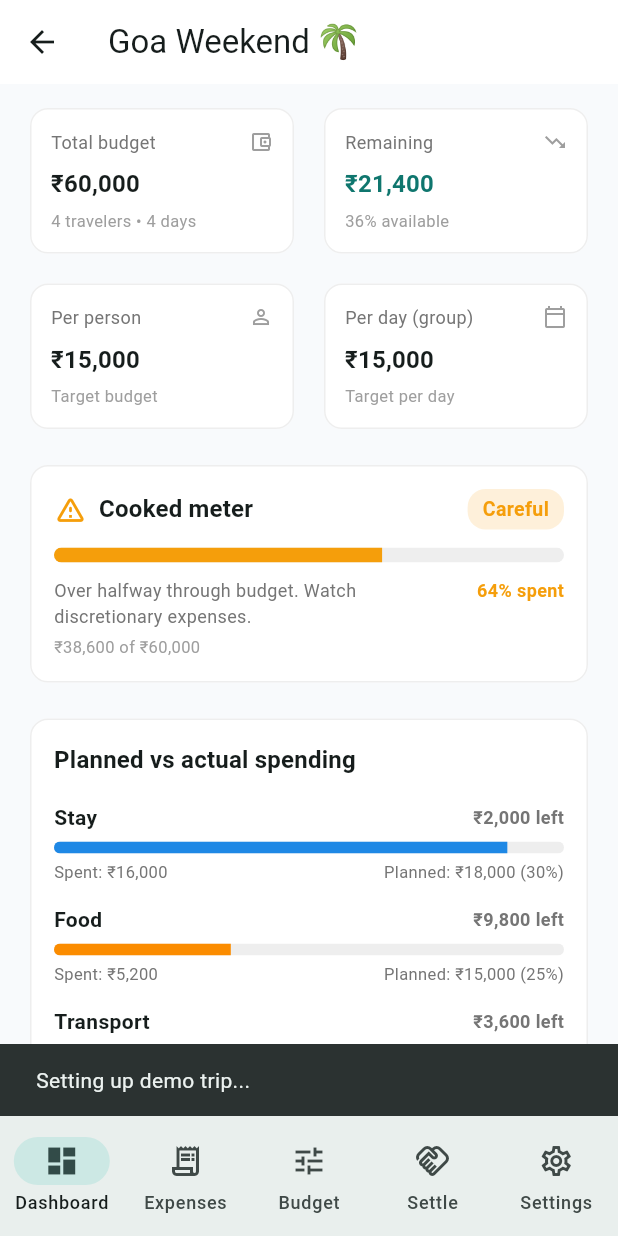
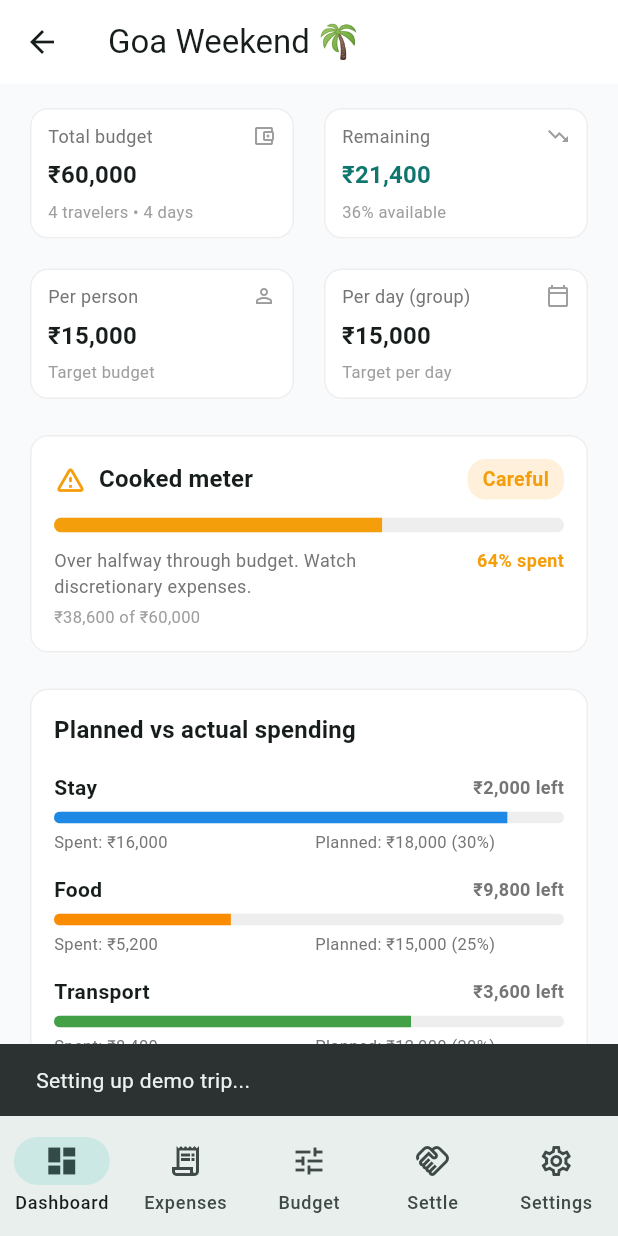
Before and after one commit to Supratik24/YeeTrip, a Flutter app: the screen it shows after launch, after a tap on "Explore with demo trip", on a phone screen of 412 x 824 dp. Run offline on Flutter 3.47's test engine with Material 3 defaults, Android fonts, the light colour scheme and no system bars; our stand-ins replace csv, drift, fl_chart, flutter_riverpod, go_router, share_plus; accounts and stored records are empty; generated files the repository leaves out were written again.

Commit message:
fix(layout): resolve 6.8px RenderFlex overflow and add multi-screen layout regression tests

```diff
--- a/lib/features/budget/presentation/screens/budget_sliders_screen.dart
+++ b/lib/features/budget/presentation/screens/budget_sliders_screen.dart
@@ -332,6 +332,7 @@ class _StatItem extends StatelessWidget {
   @override
   Widget build(BuildContext context) {
     return Column(
+      mainAxisSize: MainAxisSize.min,
       crossAxisAlignment: alignment,
       children: [
         Text(
--- a/lib/features/dashboard/presentation/widgets/cooked_meter.dart
+++ b/lib/features/dashboard/presentation/widgets/cooked_meter.dart
@@ -93,23 +93,31 @@ class CookedMeterWidget extends StatelessWidget {
       child: Padding(
         padding: const EdgeInsets.all(16),
         child: Column(
+          mainAxisSize: MainAxisSize.min,
           crossAxisAlignment: CrossAxisAlignment.start,
           children: [
             Row(
               mainAxisAlignment: MainAxisAlignment.spaceBetween,
               children: [
-                Row(
+                Expanded(
+                  child: Row(
                     children: [
                       Icon(icon, color: color, size: 22),
                       const SizedBox(width: 8),
-                    Text(
+                      Expanded(
+                        child: Text(
                           'Cooked meter',
+                          maxLines: 1,
+                          overflow: TextOverflow.ellipsis,
                           style: theme.textTheme.titleMedium?.copyWith(
                             fontWeight: FontWeight.bold,
                           ),
                         ),
+                      ),
                     ],
                   ),
+                ),
+                const SizedBox(width: 8),
                 Container(
                   padding: const EdgeInsets.symmetric(
                     horizontal: 10,
--- a/lib/features/dashboard/presentation/widgets/metric_cards.dart
+++ b/lib/features/dashboard/presentation/widgets/metric_cards.dart
@@ -95,29 +95,36 @@ class _MetricCard extends StatelessWidget {
 
     return Card(
       child: Padding(
-        padding: const EdgeInsets.all(14),
+        padding: const EdgeInsets.symmetric(horizontal: 12, vertical: 10),
         child: Column(
+          mainAxisSize: MainAxisSize.min,
           crossAxisAlignment: CrossAxisAlignment.start,
           children: [
             Row(
               mainAxisAlignment: MainAxisAlignment.spaceBetween,
               children: [
-                Text(
+                Expanded(
+                  child: Text(
                     title,
+                    maxLines: 1,
+                    overflow: TextOverflow.ellipsis,
                     style: TextStyle(
                       fontSize: 12,
                       color: Colors.grey.shade600,
                     ),
                   ),
+                ),
+                const SizedBox(width: 4),
                 Icon(icon, size: 16, color: Colors.grey.shade500),
               ],
             ),
-            const SizedBox(height: 8),
+            const SizedBox(height: 6),
             FittedBox(
               fit: BoxFit.scaleDown,
               alignment: Alignment.centerLeft,
               child: Text(
                 value,
+                maxLines: 1,
                 style: theme.textTheme.titleMedium?.copyWith(
                   fontWeight: FontWeight.bold,
                   color: valueColor,
@@ -125,11 +132,16 @@ class _MetricCard extends StatelessWidget {
               ),
             ),
             const SizedBox(height: 4),
-            Text(
+            FittedBox(
+              fit: BoxFit.scaleDown,
+              alignment: Alignment.centerLeft,
+              child: Text(
                 subtitle,
+                maxLines: 1,
                 style: TextStyle(
                   fontSize: 11,
                   color: Colors.grey.shade500,
+                ),
               ),
             ),
           ],
--- a/lib/features/dashboard/presentation/widgets/planned_vs_actual_bars.dart
+++ b/lib/features/dashboard/presentation/widgets/planned_vs_actual_bars.dart
@@ -57,6 +57,7 @@ class PlannedVsActualBars extends StatelessWidget {
       child: Padding(
         padding: const EdgeInsets.all(16),
         child: Column(
+          mainAxisSize: MainAxisSize.min,
           crossAxisAlignment: CrossAxisAlignment.start,
           children: [
             Text(
@@ -88,6 +89,7 @@ class PlannedVsActualBars extends StatelessWidget {
               return Padding(
                 padding: const EdgeInsets.only(bottom: 14),
                 child: Column(
+                  mainAxisSize: MainAxisSize.min,
                   crossAxisAlignment: CrossAxisAlignment.start,
                   children: [
                     Row(
@@ -95,6 +97,8 @@ class PlannedVsActualBars extends StatelessWidget {
                         Expanded(
                           child: Text(
                             cat.displayName,
+                            maxLines: 1,
+                            overflow: TextOverflow.ellipsis,
                             style: const TextStyle(
                               fontWeight: FontWeight.w600,
                               fontSize: 14,
@@ -106,6 +110,8 @@ class PlannedVsActualBars extends StatelessWidget {
                           isOverPlan
                               ? 'Over by ${Money.formatRupees(diffPaise)}'
                               : '${Money.formatRupees(diffPaise)} left',
+                          maxLines: 1,
+                          overflow: TextOverflow.ellipsis,
                           style: TextStyle(
                             fontSize: 12,
                             fontWeight: FontWeight.w600,
@@ -136,15 +142,20 @@ class PlannedVsActualBars extends StatelessWidget {
                               fontSize: 11,
                               color: Colors.grey.shade600,
                             ),
+                            maxLines: 1,
                             overflow: TextOverflow.ellipsis,
                           ),
                         ),
                         const SizedBox(width: 8),
-                        Text(
-                          'Planned: ${Money.formatRupees(plannedPaise)} ($percent%)',
-                          style: TextStyle(
-                            fontSize: 11,
-                            color: Colors.grey.shade600,
+                        Flexible(
+                          child: Text(
+                            'Planned: ${Money.formatRupees(plannedPaise)} ($percent%)',
+                            maxLines: 1,
+                            overflow: TextOverflow.ellipsis,
+                            style: TextStyle(
+                              fontSize: 11,
+                              color: Colors.grey.shade600,
+                            ),
                           ),
                         ),
                       ],
--- a/lib/features/expenses/presentation/screens/expense_list_screen.dart
+++ b/lib/features/expenses/presentation/screens/expense_list_screen.dart
@@ -250,11 +250,14 @@ class _ExpenseListScreenState extends ConsumerState<ExpenseListScreen> {
                                 // Details
                                 Expanded(
                                   child: Column(
+                                    mainAxisSize: MainAxisSize.min,
                                     crossAxisAlignment:
                                         CrossAxisAlignment.start,
                                     children: [
                                       Text(
                                         exp.description,
+                                        maxLines: 1,
+                                        overflow: TextOverflow.ellipsis,
                                         style: const TextStyle(
                                           fontWeight: FontWeight.bold,
                                           fontSize: 15,
@@ -285,31 +288,32 @@ class _ExpenseListScreenState extends ConsumerState<ExpenseListScreen> {
                                               ),
                                             ),
                                           ],
-                                          Text(
-                                            DateFormat('dd MMM').format(exp.createdAt),
+                                          Expanded(
+                                            child: Text.rich(
+                                              TextSpan(
+                                                children: [
+                                                  TextSpan(
+                                                    text: DateFormat('dd MMM').format(exp.createdAt),
+                                                    style: TextStyle(color: Colors.grey.shade600),
+                                                  ),
+                                                  const TextSpan(text: ' • '),
+                                                  TextSpan(
+                                                    text: exp.category,
                                                     style: TextStyle(
-                                              fontSize: 12,
-                                              color: Colors.grey.shade600,
-                                            ),
-                                          ),
-                                          const Text(' • '),
-                                          Text(
-                                            exp.category,
-                                            style: TextStyle(
-                                              fontSize: 12,
                                                       fontWeight: FontWeight.w500,
                                                       color: color,
                                                     ),
                                                   ),
-                                          const Text(' • '),
-                                          Expanded(
-                                            child: Text(
-                                              'Paid by $payerName',
+                                                  const TextSpan(text: ' • '),
+                                                  TextSpan(
+                                                    text: 'Paid by $payerName',
+                                                    style: TextStyle(color: Colors.grey.shade600),
+                                                  ),
+                                                ],
+                                              ),
+                                              maxLines: 1,
                                               overflow: TextOverflow.ellipsis,
-                                              style: TextStyle(
-                                                fontSize: 12,
-                                                color: Colors.grey.shade600,
-                                              ),
+                                              style: const TextStyle(fontSize: 12),
                                             ),
                                           ),
                                         ],
@@ -321,6 +325,7 @@ class _ExpenseListScreenState extends ConsumerState<ExpenseListScreen> {
 
                                 // Amount & Split info
                                 Column(
+                                  mainAxisSize: MainAxisSize.min,
                                   crossAxisAlignment: CrossAxisAlignment.end,
                                   children: [
                                     Text(
@@ -360,7 +365,9 @@ class _ExpenseListScreenState extends ConsumerState<ExpenseListScreen> {
   void _showCategoryFilterSheet() {
     showModalBottomSheet(
       context: context,
+      isScrollControlled: true,
       builder: (ctx) => SafeArea(
+        child: SingleChildScrollView(
           child: Column(
             mainAxisSize: MainAxisSize.min,
             children: [
@@ -383,13 +390,16 @@ class _ExpenseListScreenState extends ConsumerState<ExpenseListScreen> {
             ],
           ),
         ),
+      ),
     );
   }
 
   void _showPayerFilterSheet(Map<String, String> travelersMap) {
     showModalBottomSheet(
       context: context,
+      isScrollControlled: true,
       builder: (ctx) => SafeArea(
+        child: SingleChildScrollView(
           child: Column(
             mainAxisSize: MainAxisSize.min,
             children: [
@@ -412,6 +422,7 @@ class _ExpenseListScreenState extends ConsumerState<ExpenseListScreen> {
             ],
           ),
         ),
+      ),
     );
   }
 }
--- a/lib/features/settle/presentation/screens/settle_screen.dart
+++ b/lib/features/settle/presentation/screens/settle_screen.dart
@@ -143,10 +143,13 @@ class SettleScreen extends ConsumerWidget {
                         const SizedBox(width: 12),
                         Expanded(
                           child: Column(
+                            mainAxisSize: MainAxisSize.min,
                             crossAxisAlignment: CrossAxisAlignment.start,
                             children: [
                               Text(
                                 person.travelerName,
+                                maxLines: 1,
+                                overflow: TextOverflow.ellipsis,
                                 style: const TextStyle(
                                   fontWeight: FontWeight.bold,
                                   fontSize: 15,
@@ -155,6 +158,8 @@ class SettleScreen extends ConsumerWidget {
                               const SizedBox(height: 2),
                               Text(
                                 'Paid ${Money.formatRupees(person.paidPaise)} • Share ${Money.formatRupees(person.sharePaise)}',
+                                maxLines: 1,
+                                overflow: TextOverflow.ellipsis,
                                 style: TextStyle(
                                   fontSize: 12,
                                   color: Colors.grey.shade600,
@@ -164,6 +169,7 @@ class SettleScreen extends ConsumerWidget {
                           ),
                         ),
                         Column(
+                          mainAxisSize: MainAxisSize.min,
                           crossAxisAlignment: CrossAxisAlignment.end,
                           children: [
                             Text(
@@ -203,12 +209,17 @@ class SettleScreen extends ConsumerWidget {
               Row(
                 mainAxisAlignment: MainAxisAlignment.spaceBetween,
                 children: [
-                  Text(
-                    'Settlement plan',
-                    style: theme.textTheme.titleMedium?.copyWith(
-                      fontWeight: FontWeight.bold,
+                  Expanded(
+                    child: Text(
+                      'Settlement plan',
+                      maxLines: 1,
+                      overflow: TextOverflow.ellipsis,
+                      style: theme.textTheme.titleMedium?.copyWith(
+                        fontWeight: FontWeight.bold,
+                      ),
                     ),
                   ),
+                  const SizedBox(width: 8),
                   if (settlements.isNotEmpty)
                     Text(
                       '${settlements.length} ${settlements.length == 1 ? "payment" : "payments"}',
--- a/lib/features/trips/presentation/screens/trip_list_screen.dart
+++ b/lib/features/trips/presentation/screens/trip_list_screen.dart
@@ -166,10 +166,13 @@ class TripListScreen extends ConsumerWidget {
                           children: [
                             Expanded(
                               child: Column(
+                                mainAxisSize: MainAxisSize.min,
                                 crossAxisAlignment: CrossAxisAlignment.start,
                                 children: [
                                   Text(
                                     trip.name,
+                                    maxLines: 1,
+                                    overflow: TextOverflow.ellipsis,
                                     style: theme.textTheme.titleMedium?.copyWith(
                                       fontWeight: FontWeight.bold,
                                     ),
@@ -177,6 +180,8 @@ class TripListScreen extends ConsumerWidget {
                                   const SizedBox(height: 4),
                                   Text(
                                     '${trip.days} ${trip.days == 1 ? "day" : "days"} • ${trip.travelers.length} ${trip.travelers.length == 1 ? "traveler" : "travelers"}',
+                                    maxLines: 1,
+                                    overflow: TextOverflow.ellipsis,
                                     style: TextStyle(
                                       fontSize: 13,
                                       color: Colors.grey.shade600,
@@ -199,6 +204,7 @@ class TripListScreen extends ConsumerWidget {
                           children: [
                             Expanded(
                               child: Column(
+                                mainAxisSize: MainAxisSize.min,
                                 crossAxisAlignment: CrossAxisAlignment.start,
                                 children: [
                                   Text(
@@ -224,6 +230,7 @@ class TripListScreen extends ConsumerWidget {
                             ),
                             Expanded(
                               child: Column(
+                                mainAxisSize: MainAxisSize.min,
                                 crossAxisAlignment: CrossAxisAlignment.center,
                                 children: [
                                   Text(
@@ -249,6 +256,7 @@ class TripListScreen extends ConsumerWidget {
                             ),
                             Expanded(
                               child: Column(
+                                mainAxisSize: MainAxisSize.min,
                                 crossAxisAlignment: CrossAxisAlignment.end,
                                 children: [
                                   Text(
```
Also changed, not shown: lib/features/trips/presentation/screens/trip_setup_screen.dart (+9 -4 lines), 1 other file. Lines whose indentation alone changed are shown as unchanged.
